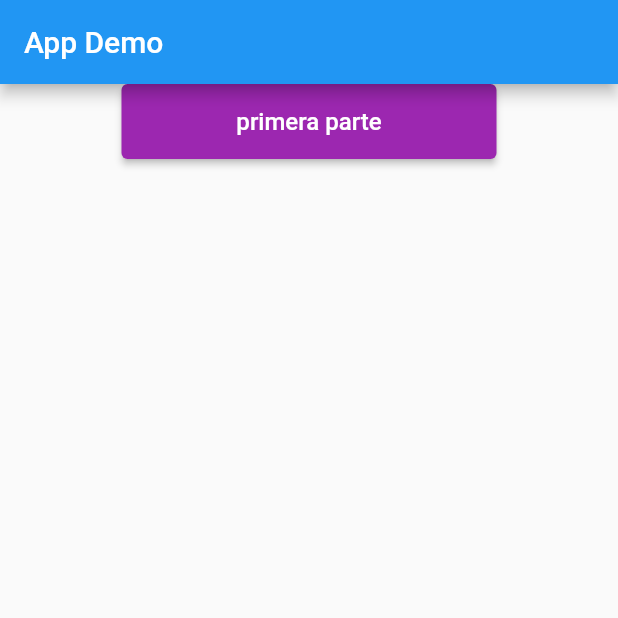
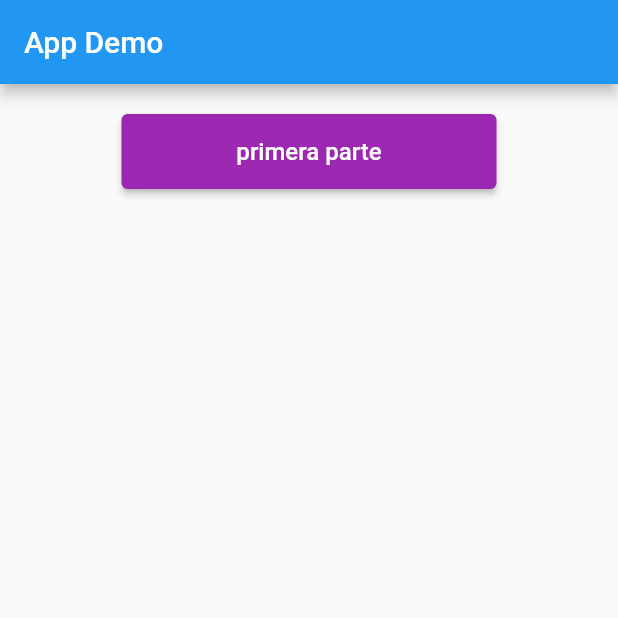
Before and after one commit to kleysonklaus/flutter_practice_code, a Flutter app: the screen it shows after launch, on a phone screen of 412 x 824 dp, the top half of it. Run offline on Flutter 3.47's test engine with Material 2 defaults, Android fonts, the light colour scheme and no system bars.

Commit message:
feat(padding): fix padding

```diff
--- a/lib/app.dart
+++ b/lib/app.dart
@@ -9,6 +9,7 @@ class App extends StatelessWidget {
     return Scaffold(
       appBar: AppBar(title: Text("App Demo")),
       body: SingleChildScrollView(
+        padding: EdgeInsets.symmetric(vertical: 20, horizontal: 5),
         child: Center(
           child: Column(
             children: [
```
